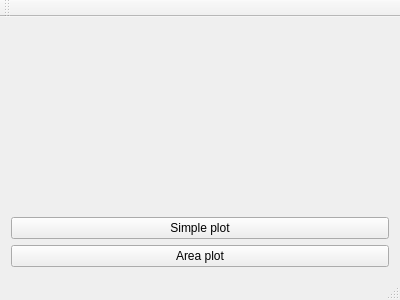
Qt form qt/charttest/mainwindow.ui (neutronimaging/sandbox) before a commit.
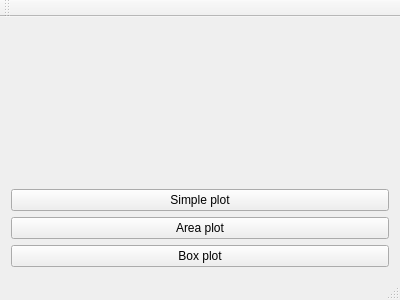
The same form after that commit. Custom widgets are drawn as their Qt base class.

Diff of the .ui file:
```diff
--- a/qt/charttest/mainwindow.ui
+++ b/qt/charttest/mainwindow.ui
@@ -32,6 +32,13 @@
       </property>
      </widget>
     </item>
+    <item>
+     <widget class="QPushButton" name="pushButton_3">
+      <property name="text">
+       <string>Box plot</string>
+      </property>
+     </widget>
+    </item>
    </layout>
   </widget>
   <widget class="QMenuBar" name="menuBar">
```
